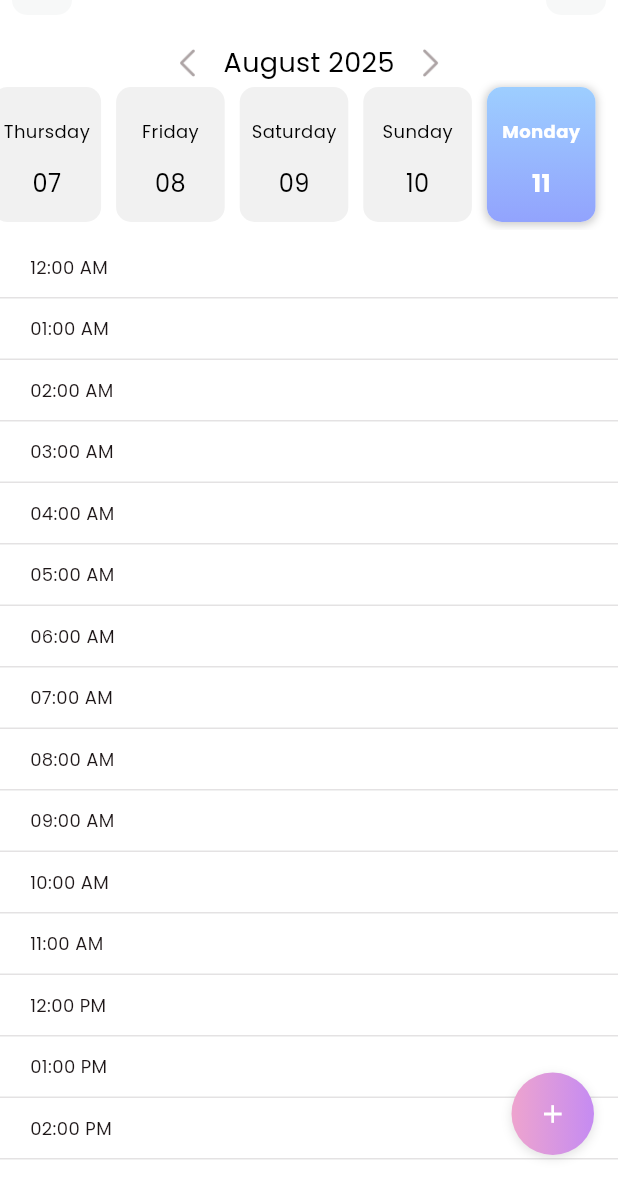
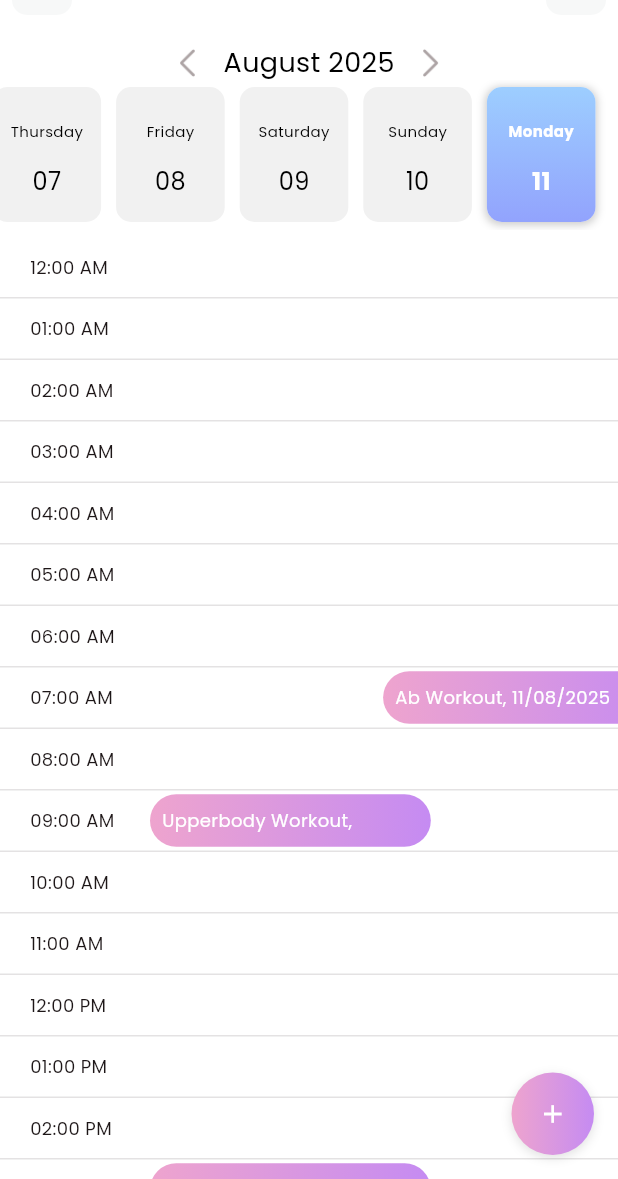
Before and after one commit to quanglp0310/Fitness1, a Flutter app: the WorkoutScheduleView screen opened directly, on a phone screen of 412 x 824 dp, the part 57-1236 px from its top. Run offline on Flutter 3.47's test engine with Material 3 defaults, Android fonts, the phone set to English and light mode, and no system bars; drawn by our look-alikes of scrollable_positioned_list; our stand-ins replace animated_toggle_switch, carousel_slider, dotted_line, fl_chart, readmore, simple_circular_progress_bar; missing offline and left inert: dotted_dashed_line, simple_animation_progress_bar; key blocks and very long unbroken strings in the code were emptied for the run.

Commit message:
update workout chedule view

```diff
--- a/lib/view/workout_tracker/workout_schedule_view.dart
+++ b/lib/view/workout_tracker/workout_schedule_view.dart
@@ -28,9 +28,9 @@ class _WorkoutScheduleViewsState extends State<WorkoutScheduleView> {
     {"name": "Ab Workout", "start_time": "09/08/2025 07:30 AM"},
     {"name": "Upperbody Workout", "start_time": "09/08/2025 09:00 AM"},
     {"name": "Lowerbody Workout", "start_time": "09/08/2025 03:00 PM"},
-    {"name": "Ab Workout", "start_time": "10/08/2025 07:30 AM"},
-    {"name": "Upperbody Workout", "start_time": "10/08/2025 09:00 AM"},
-    {"name": "Lowerbody Workout", "start_time": "10/08/2025 03:00 PM"},
+    {"name": "Ab Workout", "start_time": "11/08/2025 07:30 AM"},
+    {"name": "Upperbody Workout", "start_time": "11/08/2025 09:00 AM"},
+    {"name": "Lowerbody Workout", "start_time": "11/08/2025 03:00 PM"},
   ];
 
   List selectDayEventArr = [];
@@ -149,7 +149,7 @@ class _WorkoutScheduleViewsState extends State<WorkoutScheduleView> {
               onPressed: () {},
             ),
             weekDay: WeekDay.long,
-            dayNameFontSize: 12,
+            dayNameFontSize: 10,
             dayNumberFontSize: 16,
             dayBGColor: Colors.grey.withOpacity(0.15),
             titleSpaceBetween: 15,
```
